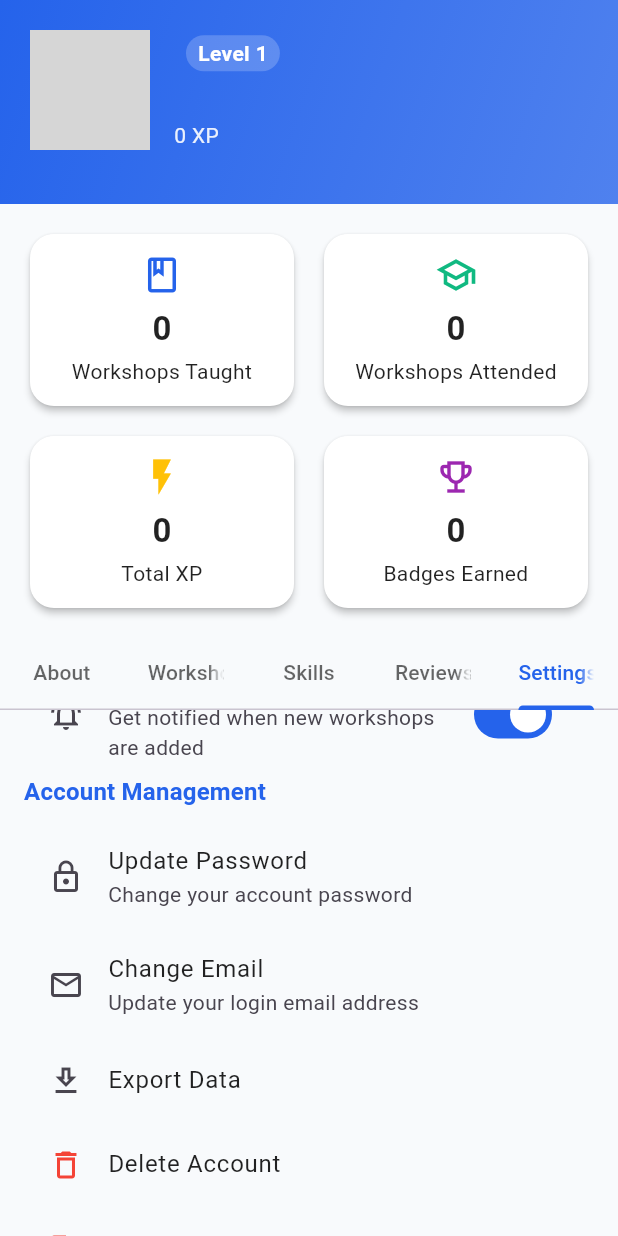
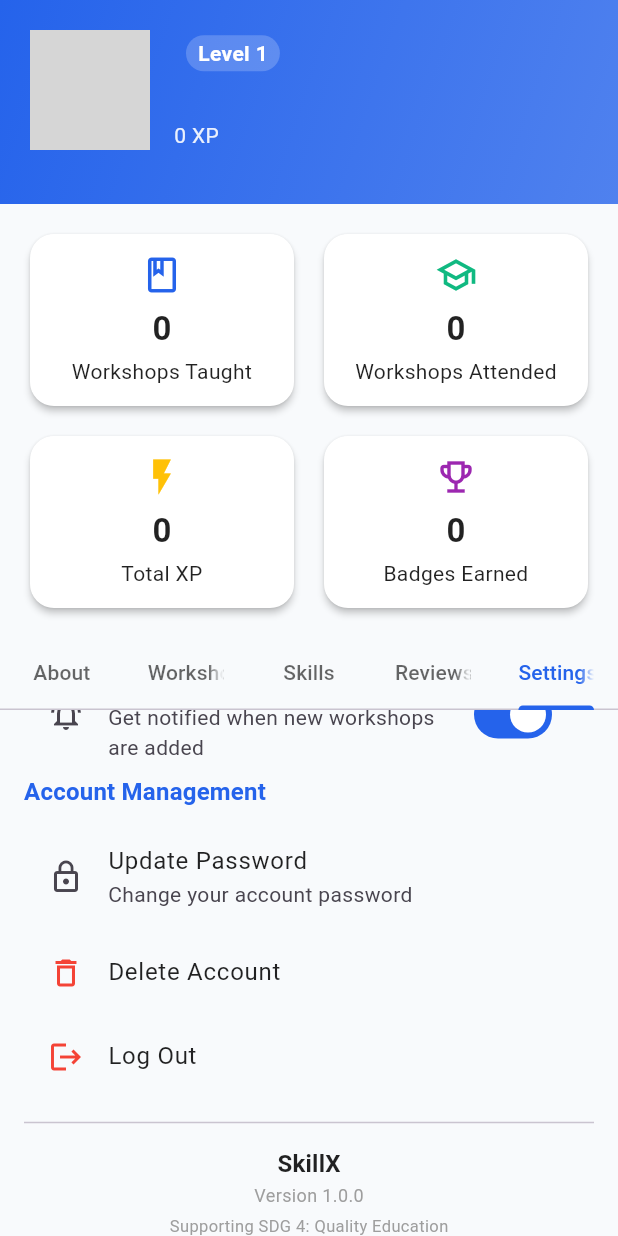
Before and after one commit to muraa-p/fyp, a Flutter app: the ProfileScreen screen opened directly with empty values, tab 5 chosen, scrolled down 481 dp, on a phone screen of 412 x 824 dp. Run offline on Flutter 3.47's test engine with Material 3 defaults, Android fonts, the phone set to English and light mode, and no system bars; our stand-ins replace device_info_plus, flutter_local_notifications, permission_handler, shared_preferences, supabase_flutter, timezone; accounts and stored records are empty; network calls fail; grey boxes are pictures that could not be loaded.

Commit message:
removed the 'change email' and 'export data' and pasted the latest sql code

```diff
--- a/lib/screens/profile_screen.dart
+++ b/lib/screens/profile_screen.dart
@@ -761,45 +761,6 @@ class _ProfileScreenState extends State<ProfileScreen>
           ),
 
           ListTile(
-            leading: const Icon(Icons.email_outlined),
-            title: const Text("Change Email"),
-            subtitle: const Text("Update your login email address"),
-            onTap: () {
-              showDialog(
-                context: context,
-                builder: (_) => AlertDialog(
-                  title: const Text("Change Email"),
-                  content: const Column(
-                    mainAxisSize: MainAxisSize.min,
-                    children: [
-                      TextField(
-                        decoration: InputDecoration(labelText: "New Email Address"),
-                      ),
-                    ],
-                  ),
-                  actions: [
-                    TextButton(
-                        onPressed: () => Navigator.pop(context),
-                        child: const Text("Cancel")),
-                    TextButton(
-                        onPressed: () {
-                          Navigator.pop(context);
-                          _showSnack("Email updated (demo)");
-                        },
-                        child: const Text("Update")),
-                  ],
-                ),
-              );
-            },
-          ),
-
-          ListTile(
-            leading: const Icon(Icons.download_outlined),
-            title: const Text("Export Data"),
-            onTap: () => _showSnack("Profile data exported (demo)"),
-          ),
-
-          ListTile(
             leading: const Icon(Icons.delete_outline, color: Colors.red),
             title: const Text("Delete Account"),
             onTap: () {
```
Also changed, not shown: 3 other files.
